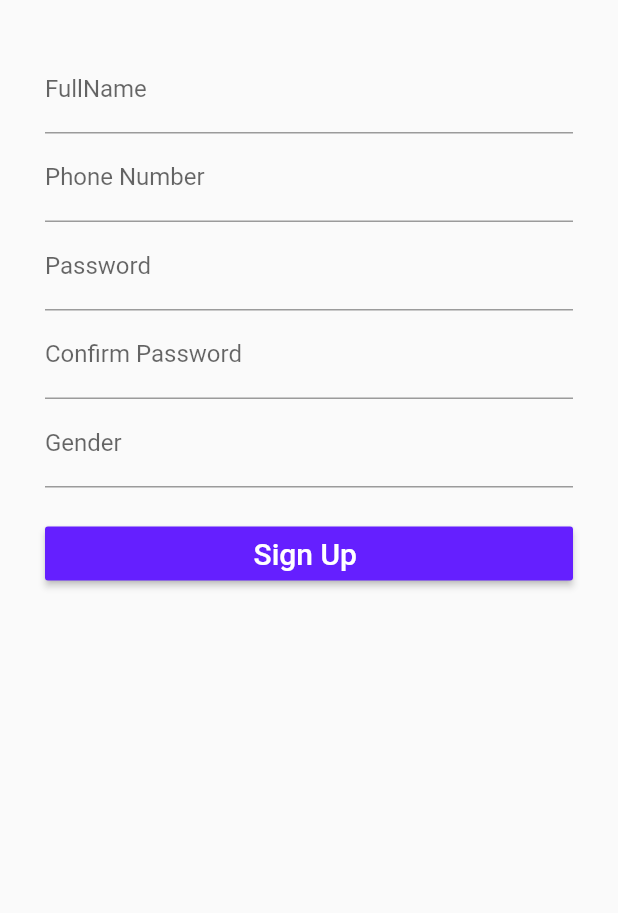
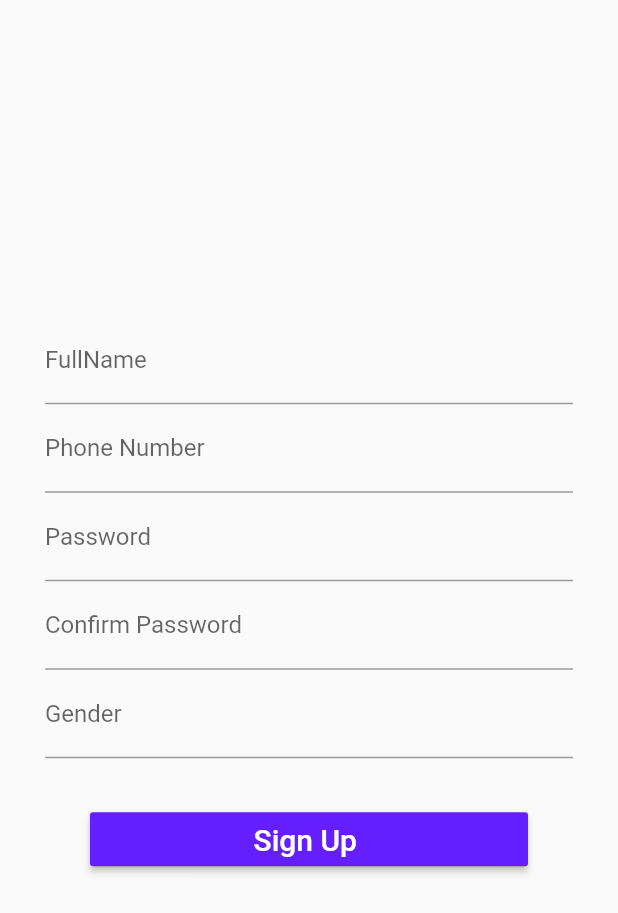
Before and after one commit to nabingaire/Bola-Taxi, a Flutter app: the _SignUpPassengerUI widget shown alone on an empty page, opened directly, on a phone screen of 412 x 824 dp. Shown: the top 913 px of the screen. Run offline on Flutter 3.47's test engine with Material 2 defaults, Android fonts, the phone set to English and light mode, and no system bars.

Commit message:
Managed page bottom overloading

```diff
--- a/bola_taxi/lib/Pages/SignUpDriver.dart
+++ b/bola_taxi/lib/Pages/SignUpDriver.dart
@@ -32,8 +32,9 @@ class _SignUpDriverUI extends StatelessWidget {
   @override
   Widget build(BuildContext context) {
     return  Center(
-      child: Container(
+      child: SingleChildScrollView(
         child: Column(
+          mainAxisSize: MainAxisSize.min,
           children: <Widget>[
 
             TextField(
--- a/bola_taxi/lib/Pages/SignUpPassenger.dart
+++ b/bola_taxi/lib/Pages/SignUpPassenger.dart
@@ -13,7 +13,6 @@ class _SignUpPassengerState extends State<SignUpPassenger> {
         appBar: AppBar(
           title: new Center(
             child: new Text("Sign Up"),
-
           ),
           leading: new IconButton(
             icon: new Icon(Icons.arrow_back),
@@ -21,7 +20,6 @@ class _SignUpPassengerState extends State<SignUpPassenger> {
             color: Colors.white,
           ),
           backgroundColor: Colors.deepPurpleAccent[400],
-
         ),
         body: _SignUpPassengerUI(),
       ),
@@ -33,10 +31,10 @@ class _SignUpPassengerUI extends StatelessWidget {
   @override
   Widget build(BuildContext context) {
     return Center(
-      child: Container(
+      child: SingleChildScrollView(
         child: Column(
+          mainAxisSize: MainAxisSize.min,
           children: <Widget>[
-
             TextField(
               decoration: InputDecoration(
                 labelText: 'FullName',
@@ -63,7 +61,6 @@ class _SignUpPassengerUI extends StatelessWidget {
               decoration: InputDecoration(
                 labelText: 'Gender',
               ),
-
             ),
             Container(
               child: SizedBox(
@@ -77,14 +74,12 @@ class _SignUpPassengerUI extends StatelessWidget {
                   color: Colors.deepPurpleAccent[400],
                 ),
               ),
-                padding: EdgeInsets.fromLTRB(0,20,0,20),
+              padding: EdgeInsets.fromLTRB(30, 30, 30, 30),
             ),
           ],
         ),
-
-      padding: EdgeInsets.fromLTRB(30, 30, 30, 30),
+        padding: EdgeInsets.fromLTRB(30,0, 30,0),
       ),
-
     );
   }
 }
--- a/bola_taxi/lib/main.dart
+++ b/bola_taxi/lib/main.dart
@@ -22,7 +22,7 @@ class _HomePageState extends State<HomePage> {
   Widget build(BuildContext context) {
     return MaterialApp(
       home: Scaffold(
-        body: Splash(),
+        body: SignUpDriver(),
       ),
     );
   }
```
Lines whose indentation alone changed are shown as unchanged.
